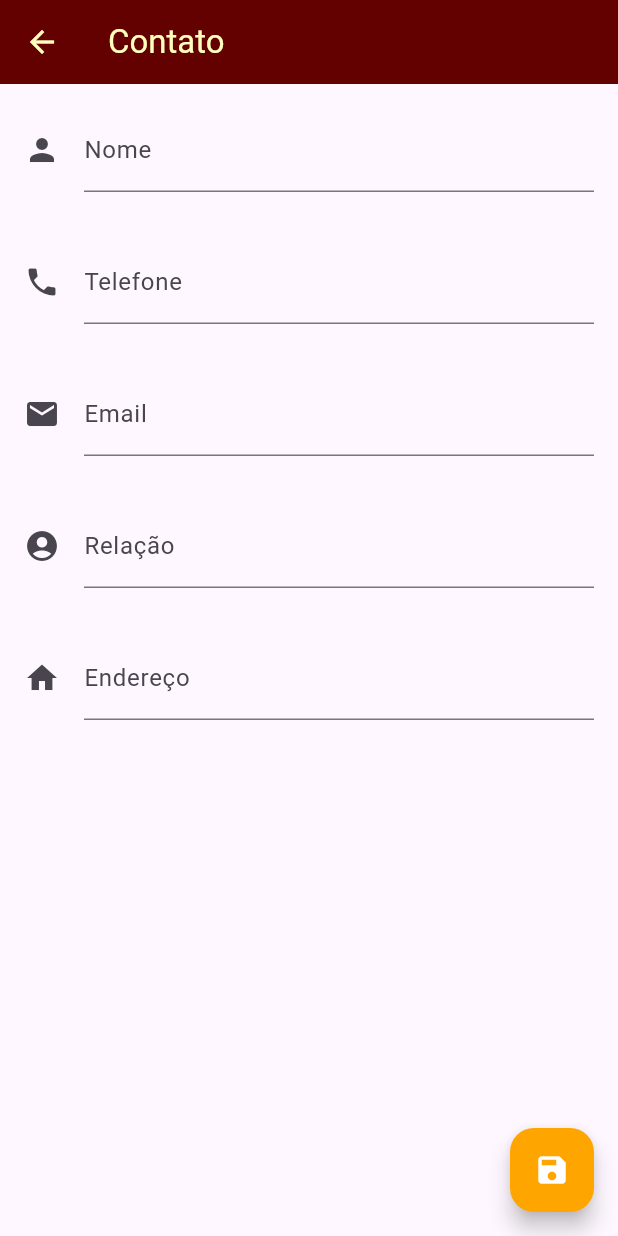
After one commit to 0renz/tdmobile-app, a Flutter app: the screen it shows after launch, item 4 of the bottom bar chosen, after a tap on the "add" icon, on a phone screen of 412 x 824 dp. The commit adds this screen. Run offline on Flutter 3.47's test engine with Material 3 defaults, Android fonts, the phone set to English and light mode, and no system bars; our stand-ins replace sqflite; accounts and stored records are empty; network calls fail.

Commit message:
adiciona feature de adição de contatos

```diff
--- /dev/null
+++ b/lib/database/contatoDao.dart
@@ -0,0 +1,64 @@
+import 'package:sqflite/sqflite.dart';
+import '../model/contato.dart';
+import 'database.dart';
+
+class ContatoDao {
+  final String _tableName = "contatos";
+
+  // converter objeto para map
+  Map<String, dynamic> toMap(Contato contato) {
+    final Map<String, dynamic> contatoMap = Map();
+    contatoMap['nome'] = contato.nome;
+    contatoMap['telefone'] = contato.telefone;
+    contatoMap['email'] = contato.email;
+    contatoMap['relacao'] = contato.relacao;
+    contatoMap['endereco'] = contato.endereco;
+    return contatoMap;
+  }
+
+  List<Contato> toList(List<Map<String, dynamic>> result) {
+    final List<Contato> contatos = [];
+    for (Map<String, dynamic> row in result) {
+      Contato contato = Contato(
+        row['id'],
+        row['nome'],
+        row['telefone'],
+        row['email'],
+        row['relacao'],
+        row['endereco'],
+      );
+      contatos.add(contato);
+    }
+    return contatos;
+  }
+
+  Future<int> add(Contato contato) async {
+    Database db = await getDatabase();
+    Map<String, dynamic> contatoMap = toMap(contato);
+    print("Teste add");
+    return db.insert(_tableName, contatoMap);
+  }
+
+  Future<int> update(Contato contato) async {
+    Database db = await getDatabase();
+    Map<String, dynamic> contatoMap = toMap(contato);
+    return db.update(
+      _tableName,
+      contatoMap,
+      where: 'id = ?',
+      whereArgs: [contato.id],
+    );
+  }
+
+  Future<int> delete(int id) async {
+    Database db = await getDatabase();
+    return db.delete(_tableName, where: 'id = ?', whereArgs: [id]);
+  }
+
+  Future<List<Contato>> findAll() async {
+    Database db = await getDatabase();
+    List<Map<String, dynamic>> result = await db.query(_tableName);
+    List<Contato> contatos = toList(result);
+    return contatos;
+  }
+}
--- a/lib/database/database.dart
+++ b/lib/database/database.dart
@@ -2,7 +2,10 @@ import 'package:sqflite/sqflite.dart';
 import 'package:path/path.dart';
 
 Future<Database> getDatabase() async {
-  final String path = join(await getDatabasesPath(), 'dbtarefas.db');
+  final String path = join(
+    await getDatabasesPath(),
+    'dbtarefas.db',
+  );
 
   final String tableSql =
       'CREATE TABLE tarefas('
@@ -17,19 +20,39 @@ Future<Database> getDatabase() async {
       'nome TEXT, '
       'totalHoras INTEGER)';
 
+  final String tableSql3 =
+      'CREATE TABLE contatos('
+      'id INTEGER PRIMARY KEY, '
+      'nome TEXT, '
+      'telefone TEXT, '
+      'email TEXT, '
+      'relacao TEXT, '
+      'endereco TEXT)';
+
   return openDatabase(
     path,
-    onCreate: (db, version) {
-      db.execute(tableSql);
-      print('criando tabela $tableSql');
+    version: 2,
+
+    onCreate: (db, version) async {
+      await db.execute(tableSql);
+      await db.execute(tableSql2);
+      await db.execute(tableSql3);
+
+      print('Banco criado com sucesso!');
     },
-    onUpgrade: (db, oldVersion, newVersion) {
-      if (oldVersion == 2) {
-        db.execute(tableSql2);
-        print('atualizando tabela $tableSql2');
+
+    onUpgrade: (db, oldVersion, newVersion) async {
+      if (oldVersion < 2) {
+        await db.execute(tableSql2);
+        print('Tabela cursos criada!');
+      }
+
+      if (oldVersion < 3) {
+        await db.execute(tableSql3);
+        print('Tabela contatos criada!');
       }
     },
+
     onDowngrade: onDatabaseDowngradeDelete,
-    version: 1,
   );
 }
--- /dev/null
+++ b/lib/model/contato.dart
@@ -0,0 +1,10 @@
+class Contato {
+  int id;
+  String nome;
+  String telefone;
+  String email;
+  String relacao;
+  String endereco;
+
+  Contato (this.id, this.nome, this.telefone, this.email, this.relacao, this.endereco);
+}
--- /dev/null
+++ b/lib/screens/contatos.dart
@@ -0,0 +1,211 @@
+import 'package:flutter/material.dart';
+import '../model/contato.dart';
+import 'form_contato.dart'; // PRA FAZER AINDA
+import '../database/contatoDao.dart'; // PRA FAZER AINDA
+
+class Contatos extends StatefulWidget {
+  @override
+  State<Contatos> createState() => _ContatosState();
+}
+
+class _ContatosState extends State<Contatos> {
+  ContatoDao dao = ContatoDao();
+
+  @override
+  Widget build(BuildContext context) {
+    return Scaffold(
+      appBar: AppBar(title: Text('Contatos')),
+      floatingActionButton: FloatingActionButton(
+        onPressed: () {
+          final Future future = Navigator.push(
+            context,
+            MaterialPageRoute(
+              builder: (context) {
+                return FormContato();
+              },
+            ),
+          );
+          future.then((p) {
+            setState(() {
+              // atualiza o estado da tela (executa o build)
+            });
+          });
+        },
+        child: const Icon(Icons.add),
+      ),
+      body: FutureBuilder<List<Contato>>(
+        initialData: [],
+        future: dao.findAll(),
+        builder: (context, snapshot) {
+          switch (snapshot.connectionState) {
+            case ConnectionState.none:
+              return Center(
+                child: Text('Não foi possível conectar ao banco de dados'),
+              );
+            case ConnectionState.waiting:
+              return Center(child: CircularProgressIndicator());
+            case ConnectionState.active:
+              return Center(child: CircularProgressIndicator());
+            case ConnectionState.done:
+              if (snapshot.hasError) {
+                return Center(child: Text('Erro ao carregar contatos'));
+              }
+              List<Contato>? _contatos = snapshot.data;
+              if (_contatos == null) {
+                return Center(child: Text('Nenhum contato encontrado'));
+              }
+              return GridView.builder(
+                padding: const EdgeInsets.all(12),
+                gridDelegate: const SliverGridDelegateWithFixedCrossAxisCount(
+                  crossAxisCount: 2,
+                  crossAxisSpacing: 5,
+                  mainAxisSpacing: 5,
+                  childAspectRatio: 0.85,
+                ),
+                itemCount: _contatos!.length,
+                itemBuilder: (context, index) {
+                  final contato = _contatos[index];
+                  return _itemContato(context, contato);
+                },
+              );
+          }
+        },
+      ),
+    );
+  }
+
+  Widget _itemContato(BuildContext context, Contato contato) {
+    return Card(
+
+      elevation: 3,
+      shape: RoundedRectangleBorder(borderRadius: BorderRadius.circular(16)),
+      child: InkWell(
+        borderRadius: BorderRadius.circular(16),
+        onTap: () {
+          final Future future = Navigator.push(
+            context,
+            MaterialPageRoute(
+              builder: (context) {
+                return FormContato(contato: contato);
+              },
+            ),
+          );
+
+          future.then((p) {
+            setState(() {});
+          });
+        },
+        child: Padding(
+          padding: const EdgeInsets.all(16),
+          child: Column(
+            crossAxisAlignment: CrossAxisAlignment.start,
+            children: [
+              Row(
+                children: [
+                  const CircleAvatar(child: Icon(Icons.person)),
+                  const Spacer(),
+                  IconButton(
+                    icon: const Icon(Icons.delete, color: Colors.red),
+                    onPressed: () {
+                      _confirmarExclusao(context, contato.id);
+                    },
+                  ),
+                ],
+              ),
+
+              const SizedBox(height: 12),
+
+              Text(
+                contato.nome,
+                style: const TextStyle(
+                  fontSize: 18,
+                  fontWeight: FontWeight.bold,
+                ),
+                maxLines: 1,
+                overflow: TextOverflow.ellipsis,
+              ),
+
+              const SizedBox(height: 4),
+
+              Row(
+                children: [
+                  const Icon(Icons.phone, size: 18),
+                  const SizedBox(width: 6),
+                  Expanded(
+                    child: Text(
+                      contato.telefone,
+                      overflow: TextOverflow.ellipsis,
+                    ),
+                  ),
+                ],
+              ),
+              const SizedBox(height: 4),
+              Row(
+                children: [
+                  const Icon(Icons.email, size: 18),
+                  const SizedBox(width: 6),
+                  Expanded(
+                    child: Text(contato.email, overflow: TextOverflow.ellipsis),
+                  ),
+                ],
+              ),
+              Row(
+                children: [
+                  const Icon(Icons.import_contacts_rounded, size: 18),
+                  const SizedBox(width: 6),
+                  Expanded(
+                    child: Text(contato.relacao, overflow: TextOverflow.ellipsis),
+                  ),
+                ],
+              ),
+              const SizedBox(height: 4),
+              Row(
+                children: [
+                  const Icon(Icons.home, size: 18),
+                  const SizedBox(width: 6),
+                  Expanded(
+                    child: Text(
+                      contato.endereco,
+                      overflow: TextOverflow.ellipsis,
+                    ),
+                  ),
+                ],
+              ),
+            ],
+          ),
+        ),
+      ),
+    );
+  }
+
+  void _excluir(int id) {
+    dao.delete(id).then((value) => setState(() {}));
+  }
+
+  void _confirmarExclusao(BuildContext context, int id) {
+    showDialog(
+      context: context,
+      builder: (BuildContext context) {
+        return AlertDialog(
+          title: Text('Confirmação'),
+          content: Text('Deseja realmente excluir este contato?'),
+          actions: <Widget>[
+            TextButton(
+              child: Text('Cancelar'),
+              onPressed: () {
+                Navigator.of(context).pop();
+              },
+            ),
+            TextButton(
+              child: Text('Excluir'),
+              onPressed: () {
+                _excluir(id);
+                Navigator.of(context).pop();
+              },
+            ),
+          ],
+        );
+      },
+    );
+  }
+}
--- /dev/null
+++ b/lib/screens/form_contato.dart
@@ -0,0 +1,123 @@
+import 'package:flutter/material.dart';
+import '../model/contato.dart';
+import '../components/editor.dart';
+import '../database/contatoDao.dart';
+
+class FormContato extends StatefulWidget {
+  final Contato? contato; // receber um parametro contato opcionalmente
+  const FormContato({super.key, this.contato});
+
+  @override
+  State<StatefulWidget> createState() {
+    return _FormContatoState();
+  }
+}
+
+class _FormContatoState extends State<FormContato> {
+  final TextEditingController _controladorNome = TextEditingController();
+  final TextEditingController _controladorTelefone = TextEditingController();
+  final TextEditingController _controladorEmail = TextEditingController();
+  final TextEditingController _controladorRelacao = TextEditingController();
+  final TextEditingController _controladorEndereco = TextEditingController();
+
+  int? _id; // _ = so pode ser acessada dentro da propria classe
+  final GlobalKey<FormState> formKey = GlobalKey<FormState>();
+
+  @override
+  Widget build(BuildContext context) {
+    return Scaffold(
+      appBar: AppBar(title: Text('Contato')),
+      floatingActionButton: FloatingActionButton(
+        onPressed: () {
+          if (formKey.currentState!.validate()) {
+            criarContato(context);
+          }
+        },
+        child: const Icon(Icons.save),
+      ),
+      body: SingleChildScrollView(
+        child: Form(
+          key: formKey,
+          child: Column(
+            children: <Widget>[
+              Editor(
+                _controladorNome,
+                'Nome',
+                'Informe o nome do contato',
+                Icons.person,
+              ),
+              Editor(
+                _controladorTelefone,
+                'Telefone',
+                'Informe o telefone do contato',
+                Icons.phone,
+              ),
+              Editor(
+                _controladorEmail,
+                'Email',
+                'Informe o email do contato',
+                Icons.email,
+              ),
+              Editor(
+                _controladorRelacao,
+                'Relação',
+                'Informe a relação com o contato',
+                Icons.account_circle,
+              ),
+              Editor(
+                _controladorEndereco,
+                'Endereço',
+                'Informe o endereço do contato',
+                Icons.home,
+              ),
+            ],
+          ),
+        ),
+      ),
+    );
+  }
+
+  void criarContato(BuildContext context) {
+    ContatoDao dao = ContatoDao();
+    String mensagem = "Contato criado com sucesso!";
+    if (_id != null) {
+      final contatoCriado = Contato(
+        _id!,
+        _controladorNome.text,
+        _controladorTelefone.text,
+        _controladorEmail.text,
+        _controladorRelacao.text,
+        _controladorEndereco.text,
+      );
+      dao.update(contatoCriado);
+      mensagem = "Contato atualizado com sucesso!";
+    } else {
+      final contatoCriado = Contato(
+        0,
+        _controladorNome.text,
+        _controladorTelefone.text,
+        _controladorEmail.text,
+        _controladorRelacao.text,
+        _controladorEndereco.text,
+      );
+      dao.add(contatoCriado);
+    }
+    ScaffoldMessenger.of(
+      context,
+    ).showSnackBar(SnackBar(content: Text(mensagem)));
+    Navigator.pop(context);
+  }
+
+  @override
+  void initState() {
+    super.initState();
+    if (widget.contato != null) {
+      _id = widget.contato!.id;
+      _controladorNome.text = widget.contato!.nome;
+      _controladorTelefone.text = widget.contato!.telefone;
+      _controladorEmail.text = widget.contato!.email;
+      _controladorRelacao.text = widget.contato!.relacao;
+      _controladorEndereco.text = widget.contato!.endereco;
+    }
+  }
+}
--- a/lib/screens/menu.dart
+++ b/lib/screens/menu.dart
@@ -2,6 +2,7 @@ import 'package:flutter/material.dart';
 import 'list_tarefa.dart';
 import 'cep.dart';
 import 'feriados.dart';
+import 'contatos.dart';
 
 class Menu extends StatefulWidget {
   @override
@@ -18,10 +19,11 @@ class MenuState extends State<Menu> {
     return Scaffold(
       body: PageView(
         controller: pc,
-        children: [ListaTarefas(), Cep(), Feriados()],
         onPageChanged: setPaginaAtual,
+        children: [ListaTarefas(), Cep(), Feriados(), Contatos()],
       ),
       bottomNavigationBar: BottomNavigationBar(
+        type: BottomNavigationBarType.fixed,
         currentIndex: paginaAtual,
         onTap: (index) {
           setState(() {
@@ -37,6 +39,8 @@ class MenuState extends State<Menu> {
           BottomNavigationBarItem(icon: Icon(Icons.task), label: "Tarefas"),
           BottomNavigationBarItem(icon: Icon(Icons.location_on), label: "CEP"),
           BottomNavigationBarItem(icon: Icon(Icons.calendar_today), label: "Feriados"),
+          BottomNavigationBarItem(icon: Icon(Icons.perm_contact_calendar_sharp), label: "Contatos"),
+          BottomNavigationBarItem(icon: Icon(Icons.perm_contact_calendar_sharp), label: "sei la"),
         ],
       ),
     );
```
